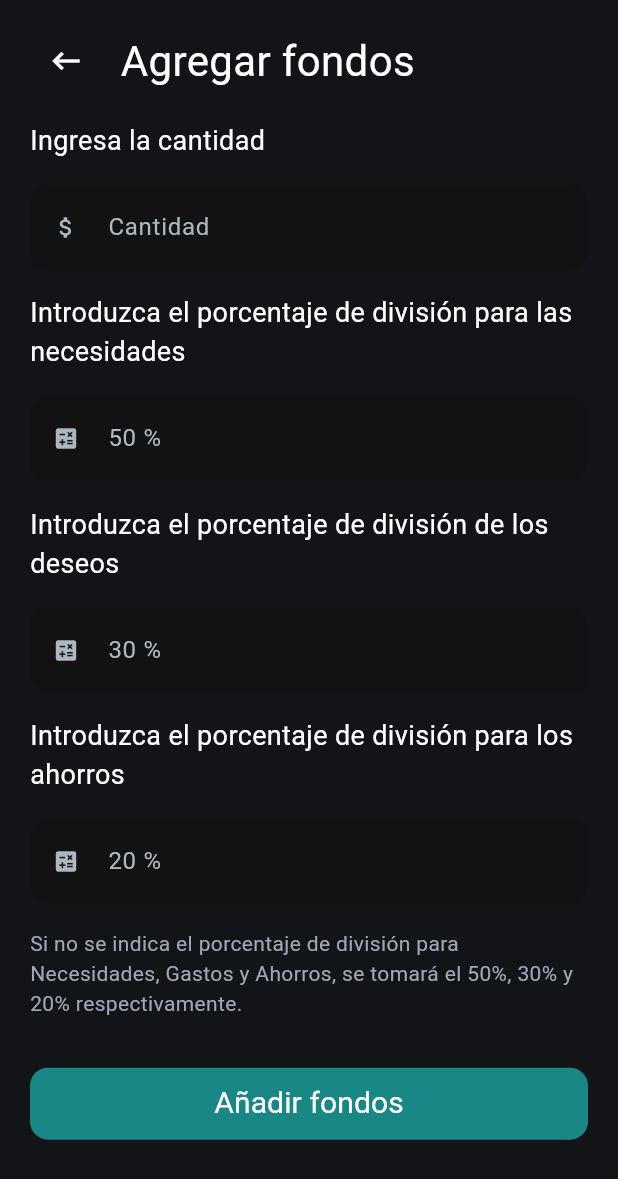
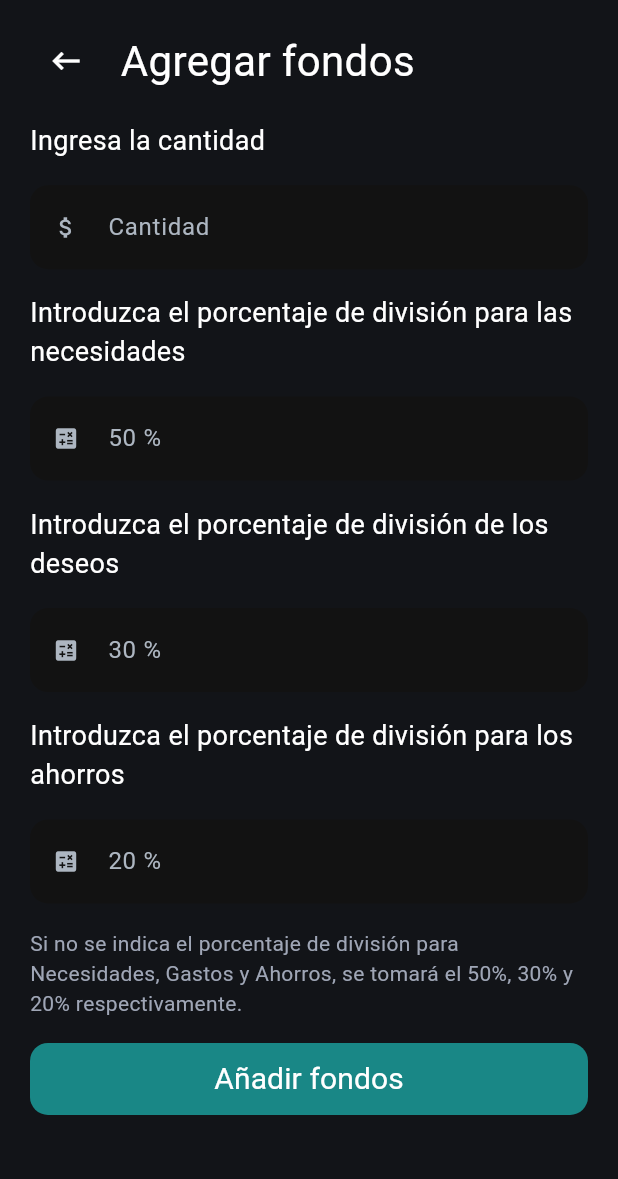
Before and after one commit to josmeldev/creacode_finanzas, a Flutter app: the AddFundsScreen screen opened directly, on a phone screen of 412 x 824 dp. Shown: the top 1179 px of the screen. Run offline on Flutter 3.47's test engine with Material 3 defaults, Android fonts, the phone set to English and light mode, and no system bars; our stand-ins replace firebase_auth, firebase_core, firebase_database, firebase_storage, fl_chart, flutter_switch and 3 more; accounts and stored records are empty; Roboto replaces fonts that are missing (Outfit).

Commit message:
refactor: adjust spacing in add funds screen for improved layout

```diff
--- a/lib/presentation/screens/home_screen/add_funds_screen.dart
+++ b/lib/presentation/screens/home_screen/add_funds_screen.dart
@@ -245,7 +245,7 @@ class _AddFundsScreenState extends State<AddFundsScreen> {
                             style: TextStyle(color: kGrayTextC, fontSize: 14),
                             textAlign: TextAlign.start,
                           ),
-                          SizedBox(height: constraints.maxHeight * 0.04),
+                          SizedBox(height: constraints.maxHeight * 0.02),
                           TButton(
                               constraints: constraints,
                               btnColor: Theme.of(context).primaryColor,
```
